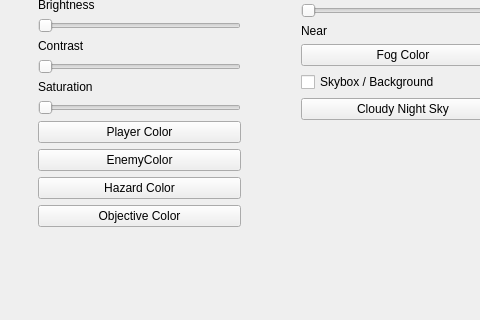
Before: the Qt Designer form visualtab.ui in Painless-VR-Capstone/Qt-ClientApp, drawn with Qt 5; both pictures show x 0 to 480 and y 92 to 412 of the 806 by 532 pixel window.
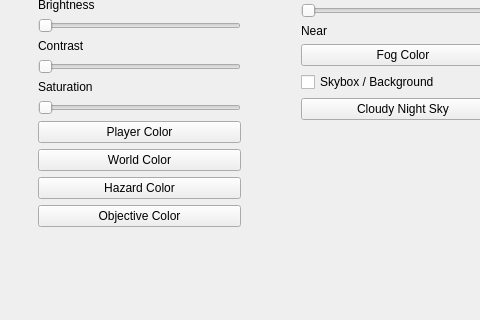
After: the same form once the commit is applied.

The edit to the form file:
```diff
--- a/visualtab.ui
+++ b/visualtab.ui
@@ -156,7 +156,7 @@
                <enum>Qt::NoFocus</enum>
               </property>
               <property name="text">
-               <string>EnemyColor</string>
+               <string>World Color</string>
               </property>
              </widget>
             </item>
```
Left out of the diff: 2 changed lines with no effect on the pictures.
